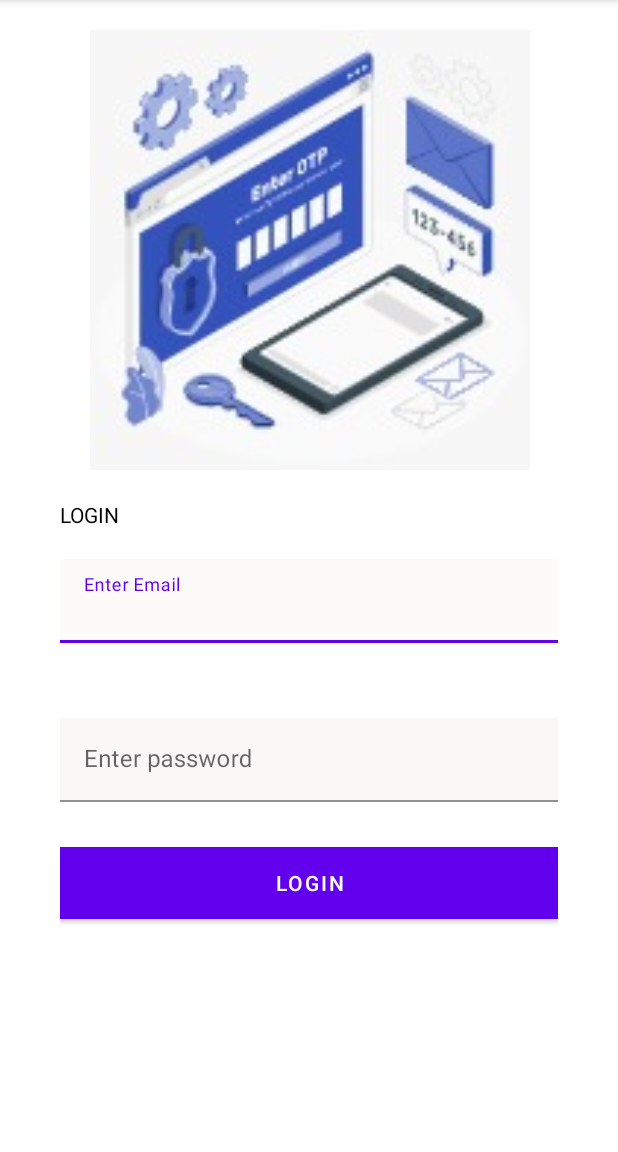
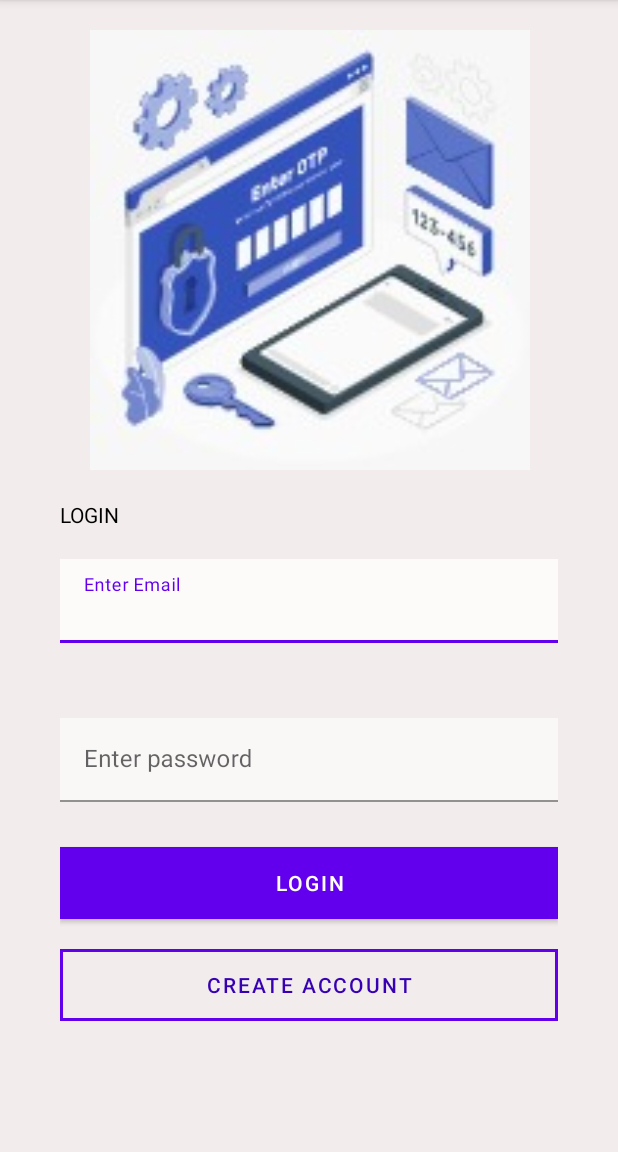
Before and after one commit to pegienpatrick/Tunha, an Android app: the screen it shows after launch (MainActivity), on a phone screen of 412 x 824 dp, the part 84-1236 px from its top. Run offline under Robolectric (Android 15) with nearby library versions, the phone set to English and light mode, and no system bars; our stand-ins replace Firebase (no records; nobody signed in at launch, a user with empty details on screens opened directly).

Commit message:
commits on Thu Mar  9 05:18:41 PM EAT 2023

```diff
--- a/app/src/main/AndroidManifest.xml
+++ b/app/src/main/AndroidManifest.xml
@@ -12,6 +12,9 @@
         android:theme="@style/Theme.Tunha"
         tools:targetApi="31">
         <activity
+            android:name=".CreateAccounts"
+            android:exported="false" />
+        <activity
             android:name=".MainActivity"
             android:exported="true">
             <intent-filter>
--- a/app/src/main/java/com/tunha/MainActivity.kt
+++ b/app/src/main/java/com/tunha/MainActivity.kt
@@ -1,9 +1,11 @@
 package com.tunha
 
 import android.content.ContentValues.TAG
+import android.content.Intent
 import androidx.appcompat.app.AppCompatActivity
 import android.os.Bundle
 import android.util.Log
+import android.view.View
 import android.widget.Button
 import android.widget.EditText
 import android.widget.Toast
@@ -21,12 +23,18 @@ class MainActivity : AppCompatActivity() {
 
         FirebaseApp.initializeApp(this)
 
-        var adm=Admin("pats@gmail.com","Patrick G","123")
-        adm.setId("1")
-        adm.addToFirebase()
+//        var adm=Admin("pats@gmail.com","Patrick G","123")
+//        adm.setId("1")
+//        adm.addToFirebase()
 
 
         checkValidation();
+
+        var ca:Button=findViewById(R.id.create)
+        ca.setOnClickListener(View.OnClickListener {
+            var intent:Intent=Intent(this,CreateAccounts::class.java)
+            startActivity(intent)
+        })
 
 
     }
--- a/app/src/main/res/drawable/button_border.xml
+++ b/app/src/main/res/drawable/button_border.xml
@@ -1,7 +1,7 @@
 <shape xmlns:android="http://schemas.android.com/apk/res/android"
     android:shape="rectangle">
-    <solid android:color="@color/white" />
+    <solid android:color="#00000000" />
     <stroke
         android:width="2dp"
-        android:color="@color/purple_700" />
+        android:color="@color/black" />
 </shape>
--- a/app/src/main/res/layout/activity_main.xml
+++ b/app/src/main/res/layout/activity_main.xml
@@ -1,21 +1,23 @@
-<LinearLayout xmlns:app="http://schemas.android.com/apk/res-auto"
+<LinearLayout xmlns:android="http://schemas.android.com/apk/res/android"
+    xmlns:app="http://schemas.android.com/apk/res-auto"
     android:layout_width="match_parent"
     android:layout_height="match_parent"
-    xmlns:android="http://schemas.android.com/apk/res/android"
+    android:background="#F3ECEC"
     android:gravity="center"
+    android:orientation="vertical"
     android:paddingLeft="40dp"
-    android:paddingRight="40dp"
-    android:orientation="vertical"
-    >
+    android:paddingRight="40dp">
+
     <ScrollView
         android:layout_width="match_parent"
         android:layout_height="match_parent">
+
         <LinearLayout
             android:layout_width="match_parent"
             android:layout_height="wrap_content"
             android:gravity="center"
-            android:orientation="vertical"
-            >
+            android:orientation="vertical">
+
             <Space
                 android:layout_width="match_parent"
                 android:layout_height="20dp" />
@@ -29,12 +31,14 @@
             <Space
                 android:layout_width="match_parent"
                 android:layout_height="20dp" />
+
             <TextView
                 android:id="@+id/textView"
-        android:textColor="@color/black"
                 android:layout_width="match_parent"
                 android:layout_height="wrap_content"
-        android:text="LOGIN" />
+                android:text="LOGIN"
+                android:textColor="@color/black" />
+
             <Space
                 android:layout_width="match_parent"
                 android:layout_height="20dp" />
@@ -58,14 +62,12 @@
 
             <Space
                 android:layout_width="wrap_content"
-        android:layout_height="50dp"
-         />
+                android:layout_height="50dp" />
 
             <com.google.android.material.textfield.TextInputLayout
                 android:layout_width="match_parent"
                 android:layout_height="wrap_content"
-        android:hint="Enter password"
-        >
+                android:hint="Enter password">
 
                 <EditText
                     android:id="@+id/password"
@@ -89,13 +91,26 @@
                 android:background="@color/purple_700"
                 android:text="LOGIN"
                 android:textColor="@color/white" />
+
             <Space
                 android:layout_width="match_parent"
                 android:layout_height="20dp" />
+
+            <Button
+                android:id="@+id/create"
+                android:layout_width="match_parent"
+                android:layout_height="wrap_content"
+                android:background="@drawable/button_border"
+                android:text="Create Account"
+                android:textColor="@color/purple_700" />
+
+            <Space
+                android:layout_width="match_parent"
+                android:layout_height="20dp" />
+
+
         </LinearLayout>
     </ScrollView>
 
 
-
-
 </LinearLayout>
--- a/app/src/main/res/layout/layout.xml
+++ /dev/null
@@ -1,6 +0,0 @@
-<?xml version="1.0" encoding="utf-8"?>
-<LinearLayout xmlns:android="http://schemas.android.com/apk/res/android"
-    android:layout_width="match_parent"
-    android:layout_height="match_parent">
-
-</LinearLayout>
```
Also changed, not shown: app/src/main/java/com/tunha/CreateAccounts.kt (+9 -0 lines), app/src/main/res/layout/activity_create_accounts.xml (+154 -2 lines). Lines whose indentation alone changed are shown as unchanged.
